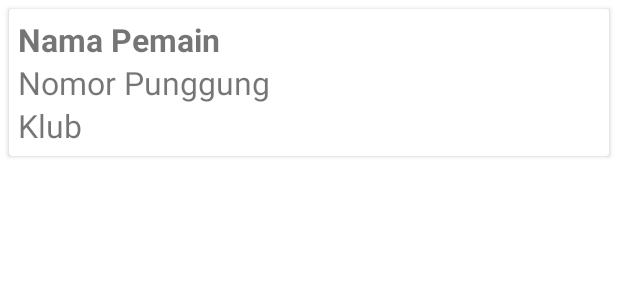
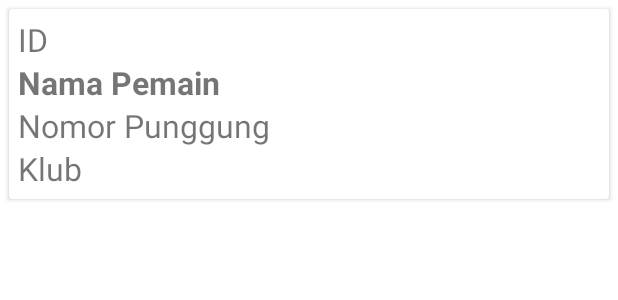
Before and after one commit to 2022-2023-Genap-PAB2-IF4A/FootballPlayer, an Android app: the layout list_item_player.xml on its own in the app's theme, with its tools: preview values and no code run, on a phone screen of 412 x 824 dp. Shown: the top 300 px of the screen. Run offline under Robolectric (Android 15) with nearby library versions, the phone set to English and light mode, and no system bars.

Commit message:
Update Project

```diff
--- a/app/src/main/res/layout/list_item_player.xml
+++ b/app/src/main/res/layout/list_item_player.xml
@@ -10,6 +10,13 @@
         android:layout_height="wrap_content"
         android:padding="6dp"
         android:orientation="vertical">
+
+        <TextView
+            android:id="@+id/tv_id"
+            android:layout_width="wrap_content"
+            android:layout_height="wrap_content"
+            android:text="ID"
+            android:textSize="21sp" />
 
         <TextView
             android:id="@+id/tv_nama"
```
Also changed, not shown: app/src/main/java/com/ahmfarisi/footballplayer/AdapterFootballPlayer.java (+35 -5 lines).
